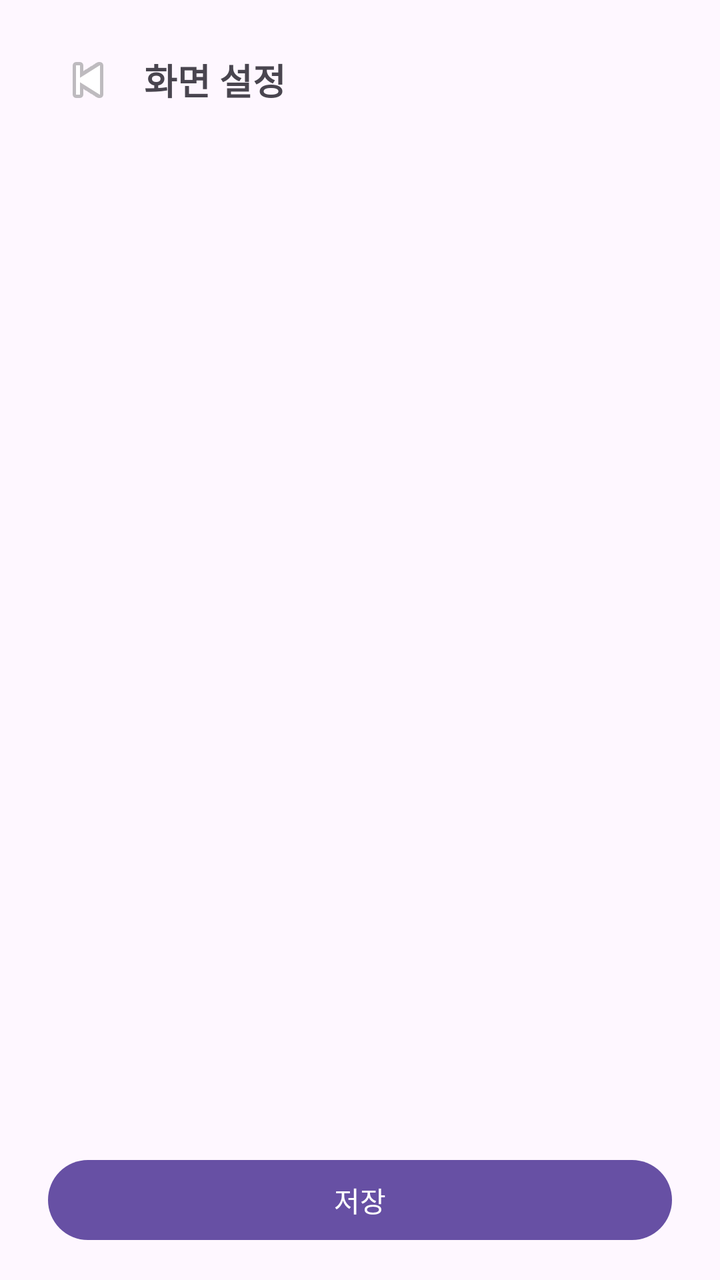
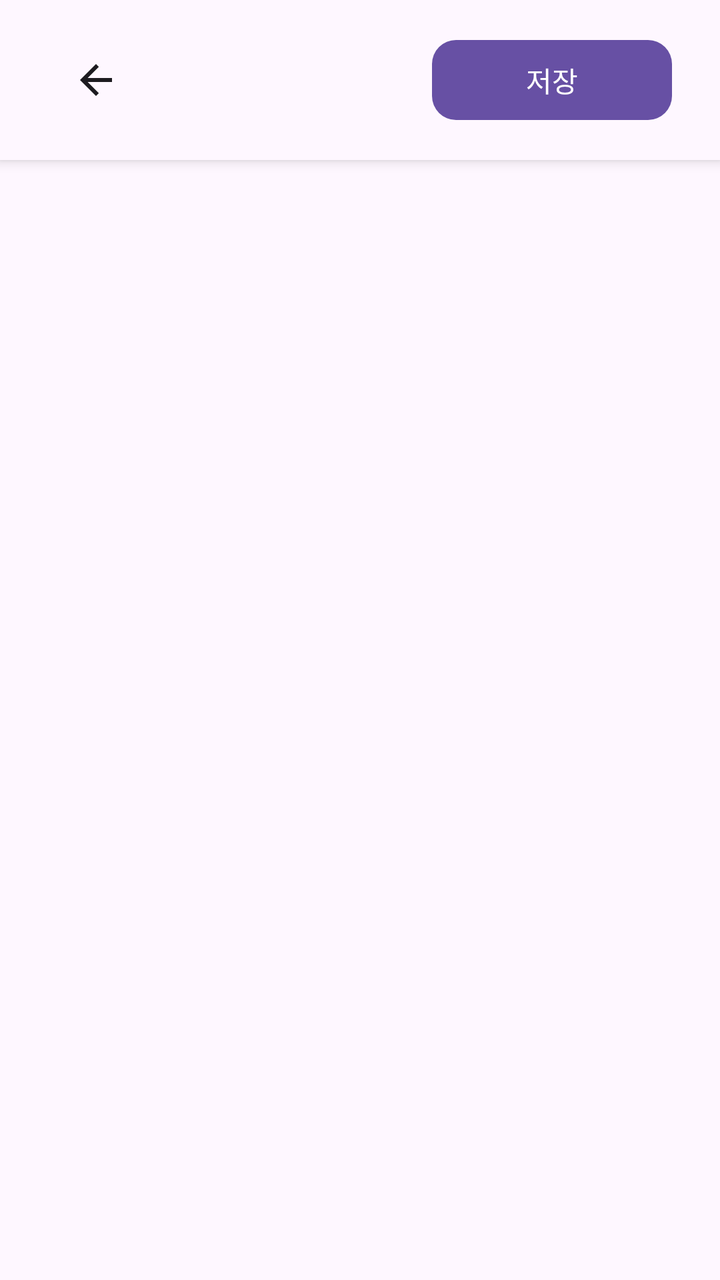

An Android layout rendered at two revisions. The XML below is the earlier revision; the diff shows what the commit changed to produce the second picture.
<!-- AndroidManifest.xml: application theme Theme.OnFrame -->
<!-- res/layout/fragment_screen_settings.xml -->
<?xml version="1.0" encoding="utf-8"?>
<LinearLayout xmlns:android="http://schemas.android.com/apk/res/android"
    android:orientation="vertical"
    android:paddingLeft="24dp"
    android:paddingRight="24dp"
    android:paddingTop="16dp"
    android:paddingBottom="16dp"
    android:layout_width="match_parent"
    android:layout_height="match_parent">

    
    <LinearLayout
        android:layout_width="match_parent"
        android:layout_height="48dp"
        android:orientation="horizontal"
        android:gravity="center_vertical">

        <ImageButton
            android:id="@+id/btn_back"
            android:layout_width="40dp"
            android:layout_height="40dp"
            android:background="?android:attr/selectableItemBackgroundBorderless"
            android:contentDescription="뒤로가기"
            android:src="@android:drawable/ic_media_previous" />

        <TextView
            android:layout_width="wrap_content"
            android:layout_height="wrap_content"
            android:text="화면 설정"
            android:textStyle="bold"
            android:textSize="18sp"
            android:paddingLeft="8dp" />
    </LinearLayout>

    
    <androidx.recyclerview.widget.RecyclerView
        android:id="@+id/rv_order"
        android:layout_width="match_parent"
        android:layout_height="0dp"
        android:layout_weight="1"/>

    
    <Button
        android:id="@+id/btn_save"
        android:layout_width="match_parent"
        android:layout_height="wrap_content"
        android:text="저장"/>
</LinearLayout>
<!-- resources referenced by this layout -->
<resources>
  <style name="Theme.OnFrame" parent="Theme.Material3.DayNight.NoActionBar">
          
          <item name="android:statusBarColor">@android:color/transparent</item>
          <item name="android:navigationBarColor">@android:color/transparent</item>
  
          
          <item name="android:forceDarkAllowed">false</item>
  
          
          <item name="android:windowLayoutInDisplayCutoutMode">shortEdges</item>
      </style>
</resources>

<!-- the commit's change to res/layout/fragment_screen_settings.xml (unified diff, before → after) -->
@@ -1,48 +1,86 @@
 <?xml version="1.0" encoding="utf-8"?>
-<LinearLayout xmlns:android="http://schemas.android.com/apk/res/android"
-    android:orientation="vertical"
-    android:paddingLeft="24dp"
-    android:paddingRight="24dp"
-    android:paddingTop="16dp"
-    android:paddingBottom="16dp"
+<androidx.constraintlayout.widget.ConstraintLayout
+    xmlns:android="http://schemas.android.com/apk/res/android"
+    xmlns:app="http://schemas.android.com/apk/res-auto"
     android:layout_width="match_parent"
-    android:layout_height="match_parent">
+    android:layout_height="match_parent"
+    android:background="?attr/colorSurface">
 
     
-    <LinearLayout
-        android:layout_width="match_parent"
-        android:layout_height="48dp"
-        android:orientation="horizontal"
-        android:gravity="center_vertical">
-
-        <ImageButton
-            android:id="@+id/btn_back"
-            android:layout_width="40dp"
-            android:layout_height="40dp"
-            android:background="?android:attr/selectableItemBackgroundBorderless"
-            android:contentDescription="뒤로가기"
-            android:src="@android:drawable/ic_media_previous" />
-
-        <TextView
-            android:layout_width="wrap_content"
-            android:layout_height="wrap_content"
-            android:text="화면 설정"
-            android:textStyle="bold"
-            android:textSize="18sp"
-            android:paddingLeft="8dp" />
-    </LinearLayout>
+    <include
+        android:id="@+id/header"
+        layout="@layout/include_subpage_header"
+        app:layout_constraintTop_toTopOf="parent"
+        app:layout_constraintStart_toStartOf="parent"
+        app:layout_constraintEnd_toEndOf="parent"/>
 
     
     <androidx.recyclerview.widget.RecyclerView
         android:id="@+id/rv_order"
-        android:layout_width="match_parent"
+        android:layout_width="0dp"
         android:layout_height="0dp"
-        android:layout_weight="1"/>
+        android:clipToPadding="false"
+        android:paddingStart="24dp"
+        android:paddingEnd="24dp"
+        android:paddingBottom="24dp"
+        app:layout_constraintTop_toBottomOf="@id/header"
+        app:layout_constraintBottom_toBottomOf="parent"
+        app:layout_constraintStart_toStartOf="parent"
+        app:layout_constraintEnd_toEndOf="parent"/>
+</androidx.constraintlayout.widget.ConstraintLayout>
+<!-- res/layout/include_subpage_header.xml (included above) -->
+<?xml version="1.0" encoding="utf-8"?>
+<androidx.constraintlayout.widget.ConstraintLayout
+    xmlns:android="http://schemas.android.com/apk/res/android"
+    xmlns:app="http://schemas.android.com/apk/res-auto"
+    android:layout_width="match_parent"
+    android:layout_height="@dimen/header_height"
+    android:background="?attr/colorSurface"
+    android:paddingStart="@dimen/header_padding_horizontal"
+    android:paddingEnd="@dimen/header_padding_horizontal"
+    android:paddingTop="12dp"
+    android:paddingBottom="12dp"
+    android:elevation="4dp">
+
+    <ImageButton
+        android:id="@+id/btn_back"
+        style="?attr/borderlessButtonStyle"
+        android:layout_width="48dp"
+        android:layout_height="48dp"
+        android:background="?attr/selectableItemBackgroundBorderless"
+        android:src="@drawable/ic_arrow_back_24"
+        android:tint="?attr/colorOnSurface"
+        android:contentDescription="뒤로가기"
+        app:layout_constraintStart_toStartOf="parent"
+        app:layout_constraintTop_toTopOf="parent"
+        app:layout_constraintBottom_toBottomOf="parent"/>
 
     
-    <Button
+    <TextView
+        android:id="@+id/txt_title"
+        android:layout_width="0dp"
+        android:layout_height="wrap_content"
+        android:text=""
+        android:textStyle="bold"
+        android:textSize="@dimen/header_title_text_size"
+        android:textColor="?attr/colorOnSurface"
+        android:maxLines="1"
+        android:ellipsize="end"
+        android:layout_marginStart="12dp"
+        app:layout_constraintStart_toEndOf="@id/btn_back"
+        app:layout_constraintEnd_toStartOf="@id/btn_save"
+        app:layout_constraintTop_toTopOf="parent"
+        app:layout_constraintBottom_toBottomOf="parent"/>
+
+    <com.google.android.material.button.MaterialButton
         android:id="@+id/btn_save"
-        android:layout_width="match_parent"
-        android:layout_height="wrap_content"
-        android:text="저장"/>
-</LinearLayout>
+        android:layout_width="wrap_content"
+        android:layout_height="48dp"
+        android:minWidth="120dp"
+        android:text="저장"
+        android:textAllCaps="false"
+        app:cornerRadius="12dp"
+        app:layout_constraintEnd_toEndOf="parent"
+        app:layout_constraintTop_toTopOf="parent"
+        app:layout_constraintBottom_toBottomOf="parent"/>
+</androidx.constraintlayout.widget.ConstraintLayout>
<!-- resource entries referenced after the edit -->
@@ -1,5 +1,17 @@
 <!-- resources referenced by this layout -->
 <resources>
+  <dimen name="header_height">80dp</dimen>
+  <dimen name="header_padding_horizontal">24dp</dimen>
+  <dimen name="header_title_text_size">26sp</dimen>
+  <!-- drawable ic_arrow_back_24 (drawable) -->
+  <?xml version="1.0" encoding="utf-8"?>
+  <vector xmlns:android="http://schemas.android.com/apk/res/android"
+      android:width="24dp" android:height="24dp" android:viewportWidth="24"
+      android:viewportHeight="24">
+      <path
+          android:fillColor="#000"
+          android:pathData="M20,11H7.83l5.59-5.59L12,4l-8,8 8,8 1.41-1.41L7.83,13H20v-2z"/>
+  </vector>
   <style name="Theme.OnFrame" parent="Theme.Material3.DayNight.NoActionBar">
           
           <item name="android:statusBarColor">@android:color/transparent</item>
